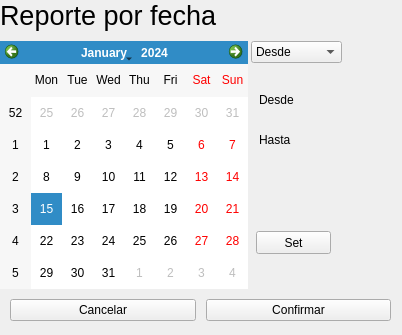
Old version of the form GUI/sub_ventanas/ui/reportes/reportePorFecha.ui in the repository C-Sebastian-M/GLAM_MAKEUP_STORE.
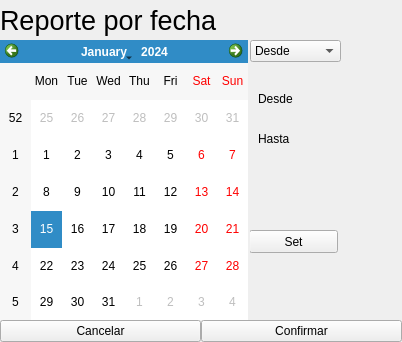
New version of the form.

Commit message: perfeccionando ventana de reportes

What changed in the file:
```diff
--- a/GUI/sub_ventanas/ui/reportes/reportePorFecha.ui
+++ b/GUI/sub_ventanas/ui/reportes/reportePorFecha.ui
@@ -7,7 +7,7 @@
     <x>0</x>
     <y>0</y>
     <width>402</width>
-    <height>335</height>
+    <height>342</height>
    </rect>
   </property>
   <property name="windowTitle">
@@ -16,18 +16,15 @@
   <property name="styleSheet">
    <string notr="true"/>
   </property>
-  <widget class="QWidget" name="verticalLayoutWidget">
-   <property name="geometry">
-    <rect>
-     <x>0</x>
-     <y>0</y>
-     <width>401</width>
-     <height>321</height>
-    </rect>
-   </property>
-   <layout class="QVBoxLayout" name="verticalLayout" stretch="0,1,0">
+  <layout class="QVBoxLayout" name="verticalLayout_2">
     <property name="spacing">
-     <number>10</number>
+    <number>0</number>
+   </property>
+   <property name="leftMargin">
+    <number>0</number>
+   </property>
+   <property name="topMargin">
+    <number>0</number>
     </property>
     <property name="rightMargin">
      <number>0</number>
@@ -37,6 +34,18 @@
     </property>
     <item>
      <widget class="QLabel" name="title">
+     <property name="sizePolicy">
+      <sizepolicy hsizetype="Preferred" vsizetype="Expanding">
+       <horstretch>0</horstretch>
+       <verstretch>0</verstretch>
+      </sizepolicy>
+     </property>
+     <property name="maximumSize">
+      <size>
+       <width>16777215</width>
+       <height>40</height>
+      </size>
+     </property>
       <property name="font">
        <font>
         <family>Arial</family>
@@ -49,9 +58,21 @@
      </widget>
     </item>
     <item>
-     <layout class="QHBoxLayout" name="horizontalLayout_2" stretch="0,0">
+    <layout class="QHBoxLayout" name="horizontalLayoutCalendar" stretch="0,0">
       <property name="spacing">
-       <number>3</number>
+      <number>2</number>
+     </property>
+     <property name="leftMargin">
+      <number>0</number>
+     </property>
+     <property name="topMargin">
+      <number>0</number>
+     </property>
+     <property name="rightMargin">
+      <number>0</number>
+     </property>
+     <property name="bottomMargin">
+      <number>0</number>
       </property>
       <item>
        <widget class="QCalendarWidget" name="calendarPorFecha">
@@ -99,19 +120,6 @@
 </string>
          </property>
         </widget>
-        <widget class="QPushButton" name="setBtn">
-         <property name="geometry">
-          <rect>
-           <x>5</x>
-           <y>190</y>
-           <width>75</width>
-           <height>23</height>
-          </rect>
-         </property>
-         <property name="text">
-          <string>Set</string>
-         </property>
-        </widget>
         <widget class="QComboBox" name="des_hasComboBox">
          <property name="geometry">
           <rect>
@@ -132,17 +140,36 @@
           </property>
          </item>
         </widget>
+       <widget class="QPushButton" name="setBtn">
+        <property name="geometry">
+         <rect>
+          <x>-1</x>
+          <y>190</y>
+          <width>89</width>
+          <height>23</height>
+         </rect>
+        </property>
+        <property name="sizePolicy">
+         <sizepolicy hsizetype="Expanding" vsizetype="Expanding">
+          <horstretch>0</horstretch>
+          <verstretch>0</verstretch>
+         </sizepolicy>
+        </property>
+        <property name="text">
+         <string>Set</string>
+        </property>
+       </widget>
        </widget>
       </item>
      </layout>
     </item>
     <item>
-     <layout class="QHBoxLayout" name="horizontalLayout">
+    <layout class="QHBoxLayout" name="horizontalLayoutBtns">
       <property name="leftMargin">
-       <number>10</number>
+      <number>0</number>
       </property>
       <property name="rightMargin">
-       <number>10</number>
+      <number>0</number>
       </property>
       <item>
        <widget class="QPushButton" name="cancelarBtn">
@@ -161,7 +188,6 @@
      </layout>
     </item>
    </layout>
-  </widget>
  </widget>
  <resources/>
  <connections/>
```
Lines whose indentation alone changed are shown as unchanged. The commit also changes 4 other files.
